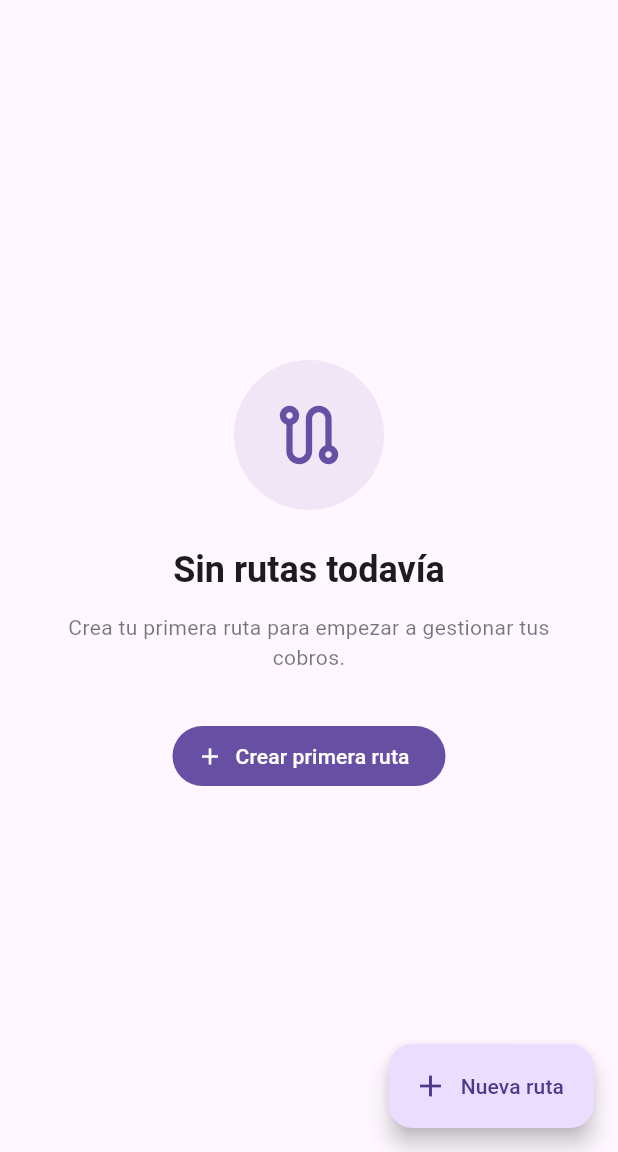
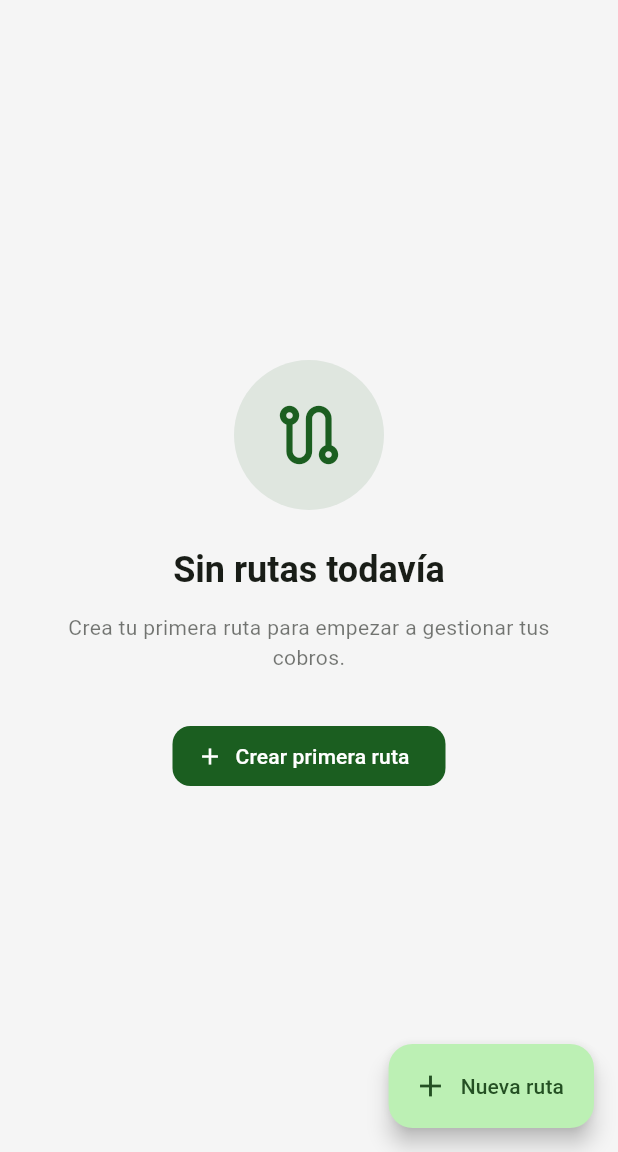
Before and after one commit to soypadierna/presto, a Flutter app: the screen it shows after launch, on a phone screen of 412 x 824 dp, the part 84-1236 px from its top. Run offline on Flutter 3.47's test engine with Material 3 defaults, Android fonts, the phone set to English and light mode, and no system bars; our stand-ins replace share_plus, shared_preferences, sqflite; accounts and stored records are empty.

Commit message:
ajusten en el theme y modo oscuro

```diff
--- a/lib/core/theme/app_theme.dart
+++ b/lib/core/theme/app_theme.dart
@@ -0,0 +1,121 @@
+import 'package:flutter/material.dart';
+
+class AppTheme {
+  static const _primaryColor = Color(0xFF1B5E20);
+  static const _primaryColorDark = Color(0xFF4CAF50);
+
+  static ThemeData get lightTheme {
+    final colorScheme = ColorScheme.fromSeed(
+      seedColor: _primaryColor,
+      brightness: Brightness.light,
+      primary: _primaryColor,
+      onPrimary: Colors.white,
+      secondary: const Color(0xFF388E3C),
+      surface: Colors.white,
+      background: const Color(0xFFF5F5F5),
+    );
+
+    return ThemeData(
+      useMaterial3: true,
+      colorScheme: colorScheme,
+      brightness: Brightness.light,
+      fontFamily: 'Roboto',
+      appBarTheme: AppBarTheme(
+        elevation: 0,
+        centerTitle: false,
+        backgroundColor: colorScheme.surface,
+        foregroundColor: colorScheme.onSurface,
+        surfaceTintColor: Colors.transparent,
+      ),
+      cardTheme: CardThemeData(
+        elevation: 1,
+        shape: RoundedRectangleBorder(
+          borderRadius: BorderRadius.circular(14),
+        ),
+        surfaceTintColor: Colors.transparent,
+      ),
+      inputDecorationTheme: InputDecorationTheme(
+        border: OutlineInputBorder(
+          borderRadius: BorderRadius.circular(12),
+        ),
+        contentPadding: const EdgeInsets.symmetric(
+          horizontal: 14,
+          vertical: 12,
+        ),
+      ),
+      filledButtonTheme: FilledButtonThemeData(
+        style: FilledButton.styleFrom(
+          shape: RoundedRectangleBorder(
+            borderRadius: BorderRadius.circular(12),
+          ),
+        ),
+      ),
+      navigationBarTheme: NavigationBarThemeData(
+        elevation: 0,
+        backgroundColor: colorScheme.surface,
+        surfaceTintColor: Colors.transparent,
+        indicatorColor: colorScheme.primary.withOpacity(0.15),
+      ),
+      dividerTheme: const DividerThemeData(space: 0),
+      scaffoldBackgroundColor: const Color(0xFFF5F5F5),
+    );
+  }
+
+  static ThemeData get darkTheme {
+    final colorScheme = ColorScheme.fromSeed(
+      seedColor: _primaryColorDark,
+      brightness: Brightness.dark,
+      primary: _primaryColorDark,
+      onPrimary: Colors.black,
+      secondary: const Color(0xFF66BB6A),
+      surface: const Color(0xFF1E1E1E),
+      background: const Color(0xFF121212),
+    );
+
+    return ThemeData(
+      useMaterial3: true,
+      colorScheme: colorScheme,
+      brightness: Brightness.dark,
+      fontFamily: 'Roboto',
+      appBarTheme: AppBarTheme(
+        elevation: 0,
+        centerTitle: false,
+        backgroundColor: colorScheme.surface,
+        foregroundColor: colorScheme.onSurface,
+        surfaceTintColor: Colors.transparent,
+      ),
+      cardTheme: CardThemeData(
+        elevation: 1,
+        color: const Color(0xFF1E1E1E),
+        shape: RoundedRectangleBorder(
+          borderRadius: BorderRadius.circular(14),
+        ),
+        surfaceTintColor: Colors.transparent,
+      ),
+      inputDecorationTheme: InputDecorationTheme(
+        border: OutlineInputBorder(
+          borderRadius: BorderRadius.circular(12),
+        ),
+        contentPadding: const EdgeInsets.symmetric(
+          horizontal: 14,
+          vertical: 12,
+        ),
+      ),
+      filledButtonTheme: FilledButtonThemeData(
+        style: FilledButton.styleFrom(
+          shape: RoundedRectangleBorder(
+            borderRadius: BorderRadius.circular(12),
+          ),
+        ),
+      ),
+      navigationBarTheme: NavigationBarThemeData(
+        elevation: 0,
+        backgroundColor: colorScheme.surface,
+        surfaceTintColor: Colors.transparent,
+        indicatorColor: colorScheme.primary.withOpacity(0.2),
+      ),
+      dividerTheme: const DividerThemeData(space: 0),
+      scaffoldBackgroundColor: const Color(0xFF121212),
+    );
+  }
+}
--- a/lib/features/home/presentation/home_screen.dart
+++ b/lib/features/home/presentation/home_screen.dart
@@ -72,7 +72,6 @@ class _HomeScreenState extends State<HomeScreen> {
                     setState(() => _currentIndex = index);
                   },
                   destinations: [
-                    // Tab Hoy con badge de pendientes
                     NavigationDestination(
                       icon: Badge(
                         isLabelVisible: todayProvider.pendingCount > 0,
--- a/lib/main.dart
+++ b/lib/main.dart
@@ -1,7 +1,8 @@
 import 'package:flutter/material.dart';
 import 'package:flutter_localizations/flutter_localizations.dart';
-
 import 'package:provider/provider.dart';
+import 'core/theme/app_theme.dart';
+import 'core/theme/theme_provider.dart';
 import 'features/routes/presentation/route_provider.dart';
 import 'features/routes/presentation/route_select_screen.dart';
 
@@ -17,13 +18,18 @@ class PrestoApp extends StatelessWidget {
   Widget build(BuildContext context) {
     return MultiProvider(
       providers: [
+        ChangeNotifierProvider(create: (_) => ThemeProvider()),
         ChangeNotifierProvider(create: (_) => RouteProvider()),
       ],
-      child: MaterialApp(
+      child: Consumer<ThemeProvider>(
+        builder: (context, themeProvider, _) {
+          return MaterialApp(
             title: 'Presto',
             debugShowCheckedModeBanner: false,
-        // Localización en español
-        localizationsDelegates: [
+            theme: AppTheme.lightTheme,
+            darkTheme: AppTheme.darkTheme,
+            themeMode: themeProvider.themeMode,
+            localizationsDelegates: const [
               GlobalMaterialLocalizations.delegate,
               GlobalWidgetsLocalizations.delegate,
               GlobalCupertinoLocalizations.delegate,
@@ -35,6 +41,8 @@ class PrestoApp extends StatelessWidget {
             ],
             locale: const Locale('es', 'CR'),
             home: const RouteSelectScreen(),
+          );
+        },
       ),
     );
   }
--- a/pubspec.yaml
+++ b/pubspec.yaml
@@ -20,6 +20,7 @@ dependencies:
   flutter_slidable: ^3.1.0
   flutter_localizations:
     sdk: flutter
+  shared_preferences: ^2.5.4
 
 dev_dependencies:
   flutter_test:
```
Also changed, not shown: lib/core/theme/theme_provider.dart (added, +75 -0 lines), lib/core/utils/dark_mode_helper.dart (added, +63 -0 lines), lib/features/home/presentation/settings_screen.dart (added, +225 -0 lines), lib/features/report/presentation/widgets/expense_tile.dart (+10 -9 lines), lib/features/today/presentation/widgets/today_client_tile.dart (+13 -13 lines), pubspec.lock, 1 other file. Lines whose indentation alone changed are shown as unchanged.
